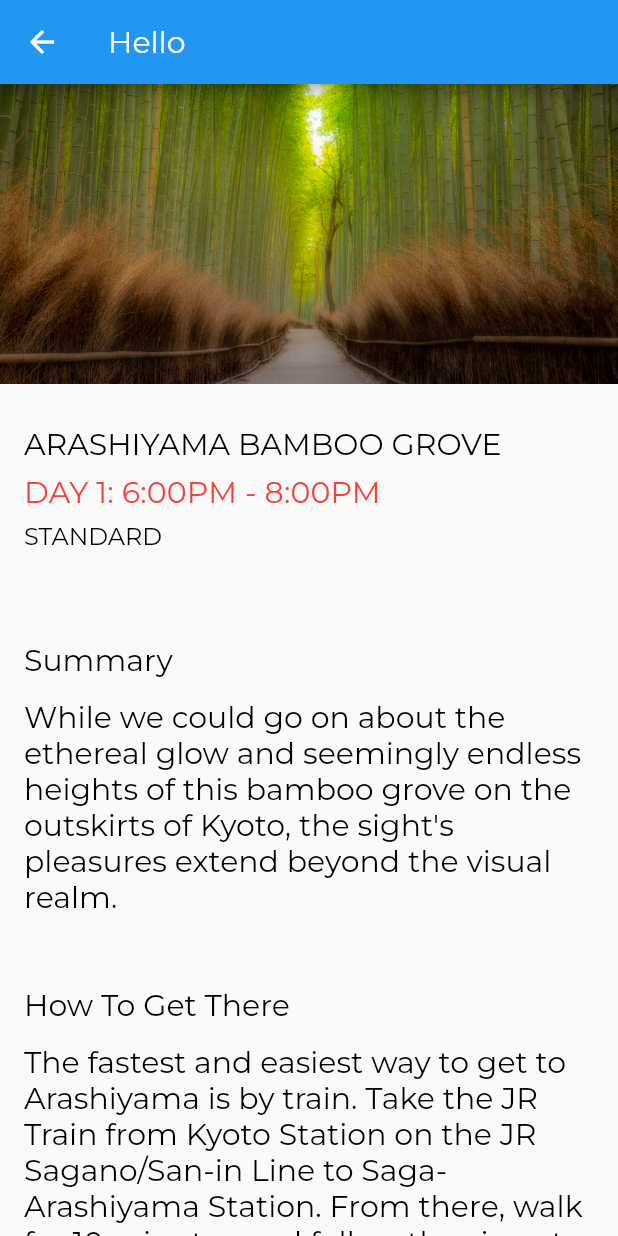
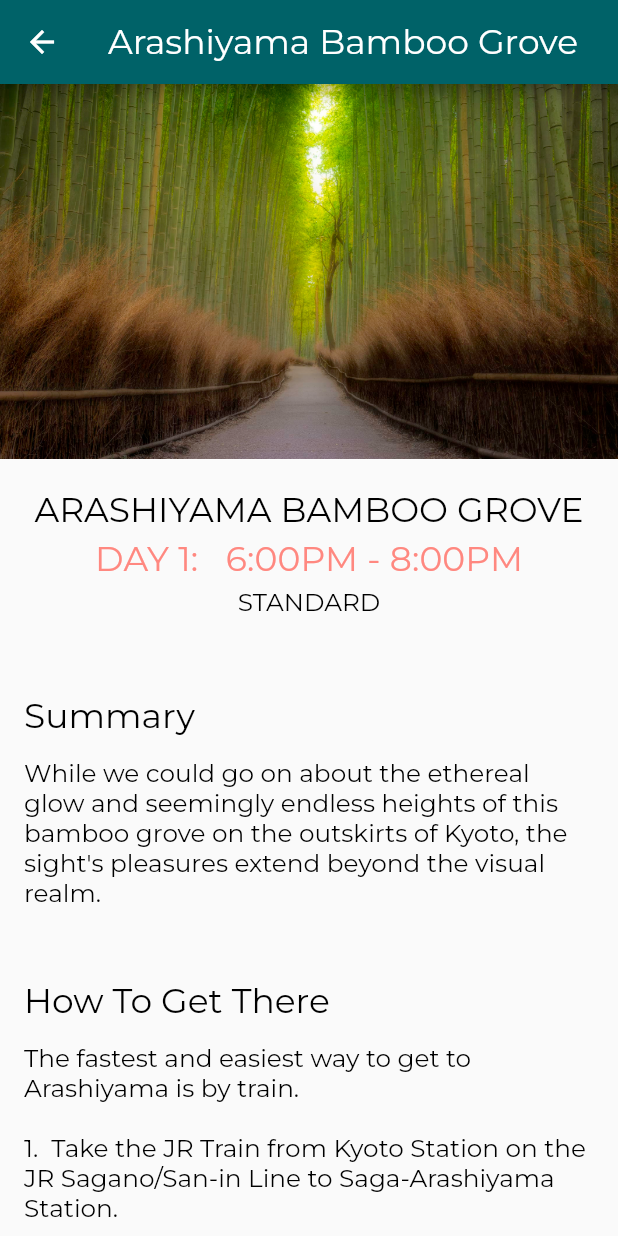
Before and after one commit to 4ndrelim/flutter_tutorial, a Flutter app: the screen it shows after launch, after a tap on "ARASHIYAMA BAMBOO GROVE", on a phone screen of 412 x 824 dp. Run offline on Flutter 3.47's test engine with Material 2 defaults, Android fonts, the phone set to English and light mode, and no system bars.

Commit message:
Fix overflow error on mobile screen and web screen, format text for better layout, add further styling

```diff
--- a/lib/app.dart
+++ b/lib/app.dart
@@ -10,15 +10,17 @@ class App extends StatelessWidget {
   @override
   Widget build(BuildContext context) {
     return MaterialApp(
+      debugShowCheckedModeBanner: false,
       onGenerateRoute: _routes(),
       // something general
       theme: ThemeData(
         // let us define how widgets are styled in the app
-        appBarTheme: AppBarTheme(
+        appBarTheme: const AppBarTheme(
           titleTextStyle: AppBarTextStyle,
+          backgroundColor: Color.fromARGB(255, 0, 98, 104),
         ),
         // loose name to be reused
-        textTheme: TextTheme(
+        textTheme: const TextTheme(
           // cannot mix 2018 and 2021 terms
           titleMedium: TitleTextStyle,
           titleSmall: SubTitleTextStyle,
--- a/lib/models/location.dart
+++ b/lib/models/location.dart
@@ -25,29 +25,29 @@ class Location {
   static List<Location> fetchAll() {
     return [
       Location(1, 'Arashiyama Bamboo Grove', 'assets/images/Arashiyama.jpg',
-          'Day 1: 6:00pm - 8:00pm', 'Standard', [
+          'Day 1:   6:00pm - 8:00pm', 'Standard', [
         LocationFact('Summary',
             "While we could go on about the ethereal glow and seemingly endless heights of this bamboo grove on the outskirts of Kyoto, the sight\'s pleasures extend beyond the visual realm."),
         LocationFact('How To Get There',
-            'The fastest and easiest way to get to Arashiyama is by train. Take the JR Train from Kyoto Station on the JR Sagano/San-in Line to Saga-Arashiyama Station. From there, walk for 10 minutes and follow the signs to Arashiyama bamboo grove'),
+            'The fastest and easiest way to get to Arashiyama is by train.\n\n1.  Take the JR Train from Kyoto Station on the JR Sagano/San-in Line to Saga-Arashiyama Station.\n\n2.  From there, walk for 10 minutes and follow the signs to Arashiyama bamboo grove.'),
       ]),
       Location(
           2,
-          'Floating Shrine',
+          'The Floating Shrine',
           'assets/images/Miyajima_Floating_shrine.jpg',
-          'Day 2: 11:00am - 01:00pm',
-          'Standard', [
+          'Day 2:   11:00am - 01:00pm',
+          'Premium', [
         LocationFact('Summary',
             "The centuries-old, historical shrine and its torii gate are unique for being built over water, seemingly floating in the sea during high tide."),
         LocationFact('How To Get There',
-            'From Miyajimaguchi Station, it is a short walk to the ferry pier, from where ferries depart frequently for Miyajima. Ferry rides take about 10 minutes and cost roughly 180 yen. Itsukushima Shrine is a ten minute walk, by following directions along the walkway from the Miyajima ferry pier.'),
+            '1.  From Miyajimaguchi Station, it is a short walk to the ferry pier, from where ferries depart frequently for Miyajima.\n\n2.  Itsukushima Shrine is a ten minute walk, by following directions along the walkway from the Miyajima ferry pier.\n\nNote: Ferry rides take about 10 minutes and cost roughly 180 yen'),
       ]),
       Location(3, 'Hokkaido Blue Pond', 'assets/images/blue_pond.jpg',
-          'Day 1: 09:00am - 12:00pm', 'package', [
+          'Day 1:   09:00am - 12:00pm', 'Standard', [
         LocationFact('Summary',
             "The Shirogane Blue Pond in Hokkaido's Biei is a stunning sight that almost looks otherworldly with its unreal blue color. Depending on the weather and the season it can change from a milky light blue to a deep green-turquoise."),
         LocationFact('How To Get There',
-            'Get on the Hokkaido Expressway at the Sapporo interchange (IC) and get off at Mikasa IC, then go pass Katsurazawa Dam and through Furano (about 150km).'),
+            '1.  Get on the Hokkaido Expressway at the Sapporo interchange (IC) and get off at Mikasa IC.\n\n 2.  go pass Katsurazawa Dam and through Furano (about 150km).\n\n3. Directions will be provided along the way at Furano.'),
       ]),
     ];
   }
--- a/lib/screens/location_detail/image_banner.dart
+++ b/lib/screens/location_detail/image_banner.dart
@@ -9,7 +9,7 @@ class ImageBanner extends StatelessWidget {
     // wrapping in a container or some widget allows for properties like padding
     return Container(
       constraints: BoxConstraints.expand(
-        height: 200.0,
+        height: 250.0,
       ),
       decoration: BoxDecoration(color: Colors.grey),
       child: Image.asset(
--- a/lib/screens/location_detail/location_detail.dart
+++ b/lib/screens/location_detail/location_detail.dart
@@ -13,20 +13,23 @@ class LocationDetail extends StatelessWidget {
     //final location = locations.first; // get element at first index
     return Scaffold(
       appBar: AppBar(
-        title: Text('Hello'),
+        title: Text(location!.name),
       ),
-      body: Column(
+      resizeToAvoidBottomInset: false,
+      body: SingleChildScrollView(
+        child: Column(
           mainAxisAlignment: MainAxisAlignment.start,
           crossAxisAlignment: CrossAxisAlignment
               .stretch, // each item stretch from left to right on the crossAxis
           children: [
-          ImageBanner(location!.imagePath), // ! adds null check
+            ImageBanner(location.imagePath), // ! adds null check
             Padding(
               padding: EdgeInsets.symmetric(vertical: 20.0, horizontal: 4.0),
               child: LocationTile(location: location),
             ),
           ]..addAll(textSections(
               location)), // cascade operator to append all objects in an iterable to the existing list
+        ),
       ),
     );
   }
--- a/lib/screens/location_detail/location_tile.dart
+++ b/lib/screens/location_detail/location_tile.dart
@@ -2,7 +2,7 @@ import 'package:flutter/material.dart';
 import '../../models/location.dart';
 import '../../style.dart';
 
-const LocationTileHeight = 100.0;
+const LocationTileHeight = 85.0;
 
 class LocationTile extends StatelessWidget {
   final Location location;
@@ -15,11 +15,11 @@ class LocationTile extends StatelessWidget {
     final textColor = this.darkTheme ? TextColorLight : TextColorDark;
 
     return Container(
-      padding: EdgeInsets.symmetric(horizontal: DefaultPaddingHorizontal),
+      //padding: EdgeInsets.symmetric(horizontal: DefaultPaddingHorizontal),
       height: LocationTileHeight,
       child: Column(
-          mainAxisAlignment: MainAxisAlignment.spaceEvenly,
-          crossAxisAlignment: CrossAxisAlignment.start,
+          mainAxisAlignment: MainAxisAlignment.spaceBetween,
+          crossAxisAlignment: CrossAxisAlignment.center,
           children: [
             Text(
               location.name.toUpperCase(),
--- a/lib/screens/locations/locations.dart
+++ b/lib/screens/locations/locations.dart
@@ -28,7 +28,7 @@ class Locations extends StatelessWidget {
   Widget _itemBuilder(BuildContext context, int index, Location location) {
     return GestureDetector(
       child: Container(
-        height: 245.0,
+        height: 275.0,
         child: Stack(
           children: [
             ImageBanner(location.imagePath),
--- a/lib/screens/locations/tile_overlay.dart
+++ b/lib/screens/locations/tile_overlay.dart
@@ -14,7 +14,7 @@ class TileOverlay extends StatelessWidget {
       crossAxisAlignment: CrossAxisAlignment.stretch,
       children: [
         Container(
-          padding: EdgeInsets.symmetric(vertical: 5.0),
+          padding: EdgeInsets.symmetric(vertical: 3.0),
           decoration: BoxDecoration(color: Colors.black.withOpacity(0.5)),
           child: LocationTile(location: location, darkTheme: true),
         ),
--- a/lib/style.dart
+++ b/lib/style.dart
@@ -1,19 +1,16 @@
-import 'dart:html';
-
-import 'package:flutter/gestures.dart';
 import 'package:flutter/material.dart';
 
 const String FontNameDefault = "Montserrat";
 
-const LargeTextSize = 26.0;
-const MediumTextSize = 20.0;
-const BodyTextSize = 16.0;
+const LargeTextSize = 27.0;
+const MediumTextSize = 23.0;
+const BodyTextSize = 16.5;
 
-const DefaultPaddingHorizontal = 12.0;
+const DefaultPaddingHorizontal = 30.0;
 
 const Color TextColorDark = Colors.black;
-const Color TextColorLight = Colors.white;
-const Color TextColorAccent = Colors.red;
+const Color TextColorLight = Color.fromARGB(255, 255, 255, 255);
+const Color TextColorAccent = Color.fromARGB(255, 255, 136, 128);
 const Color TextColorFaint = Color.fromRGBO(125, 125, 125, 1.0);
 
 const AppBarTextStyle = TextStyle(
@@ -47,6 +44,6 @@ const CaptionTextStyle = TextStyle(
 const Body1TextStyle = TextStyle(
   fontFamily: FontNameDefault,
   fontWeight: FontWeight.w300,
-  fontSize: MediumTextSize,
+  fontSize: BodyTextSize,
   color: Colors.black,
 );
```
Lines whose indentation alone changed are shown as unchanged.
